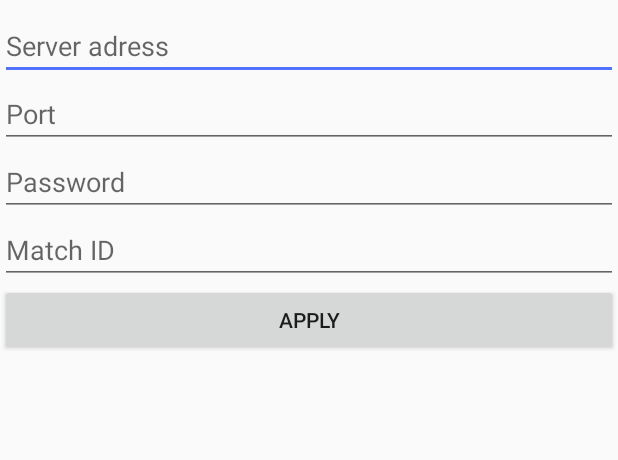
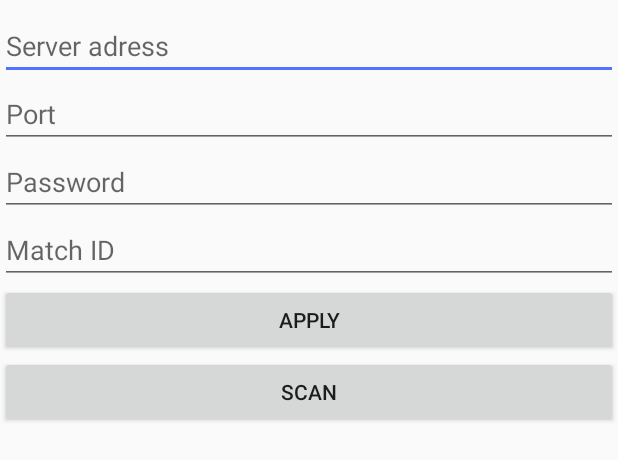
Before and after one commit to MrTroble/CTF-Controlle-App, an Android app: the layout start_diag_view.xml on its own in the app's theme, with its tools: preview values and no code run, on a phone screen of 412 x 824 dp. Shown: the top 460 px of the screen. Run offline under Robolectric (Android 15) with nearby library versions, the phone set to English and light mode, and no system bars.

Commit message:
Added QR scanner

```diff
--- a/app/build.gradle
+++ b/app/build.gradle
@@ -22,6 +22,7 @@ android {
 dependencies {
     implementation fileTree(dir: 'libs', include: ['*.jar'])
     implementation 'com.android.support:appcompat-v7:28.0.0'
+    implementation 'com.journeyapps:zxing-android-embedded:3.0.0'
     implementation 'com.android.support.constraint:constraint-layout:1.1.3'
     testImplementation 'junit:junit:4.12'
     androidTestImplementation 'com.android.support.test:runner:1.0.2'
--- a/app/src/main/res/layout/start_diag_view.xml
+++ b/app/src/main/res/layout/start_diag_view.xml
@@ -61,6 +61,13 @@
             android:text="@string/apply"
             tools:text="@string/apply" />
 
+        <Button
+            android:id="@+id/scan"
+            android:layout_width="match_parent"
+            android:layout_height="wrap_content"
+            android:layout_weight="2"
+            android:text="Scan" />
+
     </LinearLayout>
 
 </android.support.constraint.ConstraintLayout>
--- a/build.gradle
+++ b/build.gradle
@@ -8,7 +8,6 @@ buildscript {
     }
     dependencies {
         classpath 'com.android.tools.build:gradle:3.2.1'
-
 
         // NOTE: Do not place your application dependencies here; they belong
         // in the individual module build.gradle files
```
Also changed, not shown: app/src/main/java/io/github/troblecodings/ctf_app/MainActivity.java (+22 -1 lines), app/src/main/java/io/github/troblecodings/ctf_app/StartDialog.java (+13 -2 lines).
